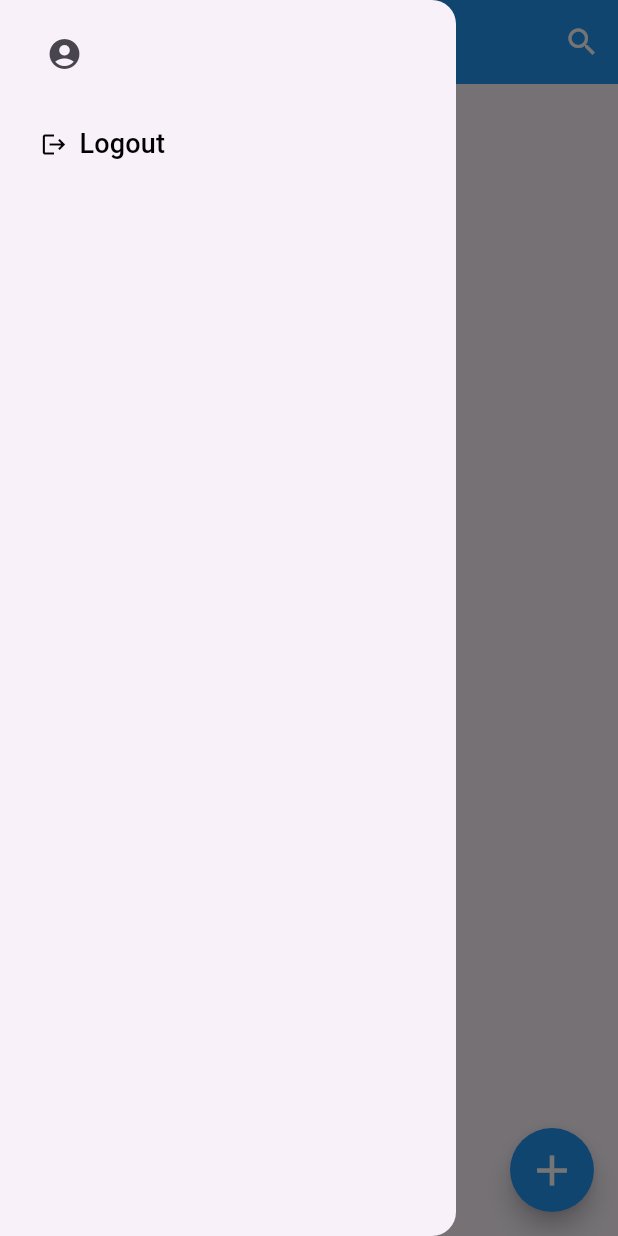
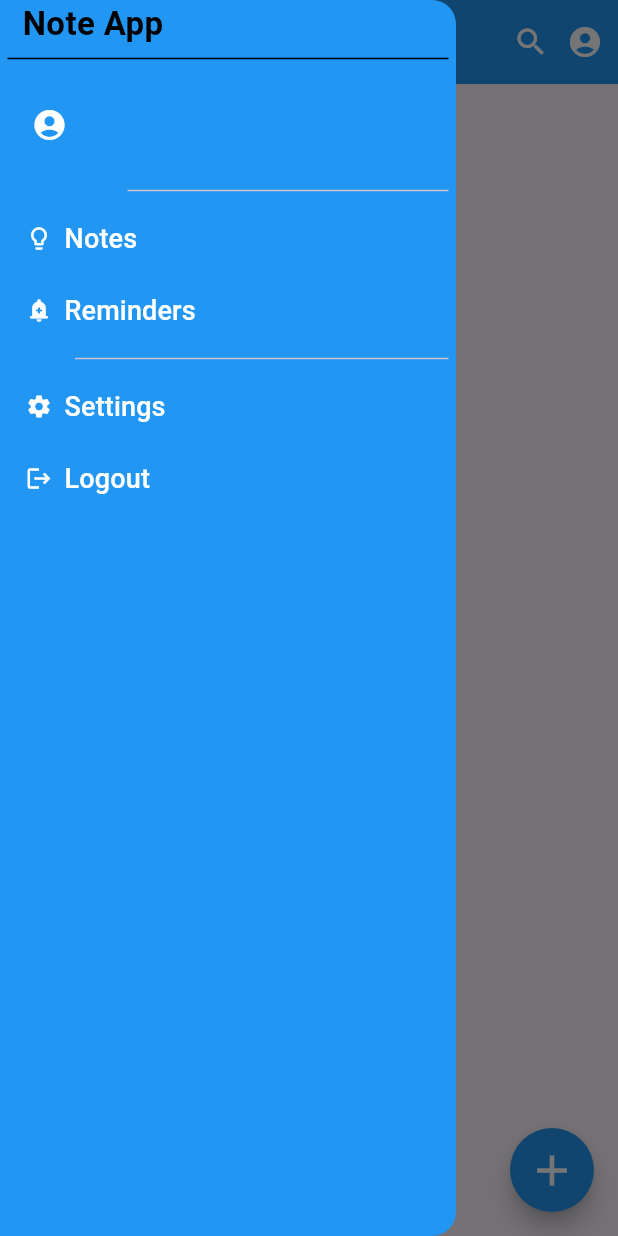
Before and after one commit to AbrarSumra/firebase_note_app, a Flutter app: the HomeScreen screen opened directly, with the side drawer open, on a phone screen of 412 x 824 dp. Run offline on Flutter 3.47's test engine with Material 3 defaults, Android fonts, the phone set to English and light mode, and no system bars; our stand-ins replace animated_text_kit, bloc, cloud_firestore, firebase_auth, firebase_core, firebase_storage and 4 more; accounts and stored records are empty.

Commit message:
Added Drawer Page

```diff
--- /dev/null
+++ b/lib/screens/drawer_page.dart
@@ -0,0 +1,202 @@
+import 'package:cloud_firestore/cloud_firestore.dart';
+import 'package:firebase_auth/firebase_auth.dart';
+import 'package:flutter/material.dart';
+import 'package:shared_preferences/shared_preferences.dart';
+
+import 'login_page.dart';
+import 'on_boarding/user_profile.dart';
+
+class DrawerPage extends StatefulWidget {
+  const DrawerPage({super.key, this.userProfilePic});
+
+  final String? userProfilePic;
+
+  @override
+  State<DrawerPage> createState() => _DrawerPageState();
+}
+
+class _DrawerPageState extends State<DrawerPage> {
+  String? userId;
+  String userName = "";
+  String userEmail = "";
+  String? userProfilePic;
+
+  late FirebaseFirestore fireStore;
+
+  @override
+  void initState() {
+    super.initState();
+    fireStore = FirebaseFirestore.instance;
+
+    getUidFromPrefs();
+    getProfilePic();
+  }
+
+  void getProfilePic() async {
+    var prefs = await SharedPreferences.getInstance();
+    userId = prefs.getString(LoginScreen.LOGIN_PREFS_KEY)!;
+
+    var user = await fireStore.collection("users").doc(userId).get();
+    userProfilePic = user.data()!["profilePic"];
+    setState(() {});
+  }
+
+  getUidFromPrefs() async {
+    var prefs = await SharedPreferences.getInstance();
+    userId = prefs.getString(LoginScreen.LOGIN_PREFS_KEY)!;
+    var user = await fireStore.collection("users").doc(userId).get();
+    userName = user.data()!["name"];
+    userEmail = user.data()!["email"];
+    setState(() {});
+  }
+
+  @override
+  Widget build(BuildContext context) {
+    return Drawer(
+      backgroundColor: Colors.blue,
+      child: SafeArea(
+        child: Padding(
+          padding: const EdgeInsets.symmetric(horizontal: 5),
+          child: Column(
+            crossAxisAlignment: CrossAxisAlignment.start,
+            children: [
+              const Padding(
+                padding: EdgeInsets.symmetric(horizontal: 10),
+                child: Text(
+                  "Note App",
+                  style: TextStyle(
+                    fontWeight: FontWeight.bold,
+                    fontSize: 22,
+                    color: Colors.black,
+                  ),
+                ),
+              ),
+              const Divider(color: Colors.black),
+              ListTile(
+                leading: InkWell(
+                  onTap: () {
+                    Navigator.push(
+                        context,
+                        MaterialPageRoute(
+                            builder: (context) => UserProfilePage(
+                                profilePicUrl: widget.userProfilePic ?? "")));
+                  },
+                  child: widget.userProfilePic != null
+                      ? ClipRRect(
+                          borderRadius: BorderRadius.circular(50),
+                          child: Image.network(
+                            widget.userProfilePic!,
+                            height: 50,
+                            width: 50,
+                            fit: BoxFit.fill,
+                          ),
+                        )
+                      : const Icon(
+                          Icons.account_circle,
+                          color: Colors.white,
+                        ),
+                ),
+                title: Text(
+                  userName,
+                  style: const TextStyle(
+                      color: Colors.white,
+                      fontWeight: FontWeight.bold,
+                      fontSize: 18),
+                ),
+                subtitle: Text(
+                  userEmail,
+                  style: const TextStyle(
+                      color: Colors.white,
+                      fontWeight: FontWeight.w500,
+                      fontSize: 16),
+                ),
+              ),
+              const Divider(indent: 80),
+              iconTextButton(
+                onTap: () {
+                  Navigator.pop(context);
+                },
+                icon: Icons.lightbulb_outline,
+                name: "Notes",
+              ),
+              iconTextButton(
+                onTap: () {},
+                icon: Icons.add_alert_rounded,
+                name: "Reminders",
+              ),
+              const Divider(indent: 45),
+              iconTextButton(
+                onTap: () {},
+                icon: Icons.settings,
+                name: "Settings",
+              ),
+              iconTextButton(
+                onTap: () async {
+                  Navigator.pop(context);
+                  showDialog(
+                      context: context,
+                      barrierDismissible: false,
+                      builder: (_) {
+                        return AlertDialog(
+                          title: const Text("Logout?"),
+                          content: const Text("Are sure want to logout ?"),
+                          actions: [
+                            TextButton(
+                              onPressed: () {
+                                Navigator.pop(context);
+                              },
+                              child: const Text(
+                                "Cancel",
+                                style: TextStyle(fontSize: 16),
+                              ),
+                            ),
+                            ElevatedButton(
+                              onPressed: () async {
+                                var pref =
+                                    await SharedPreferences.getInstance();
+                                pref.setString(LoginScreen.LOGIN_PREFS_KEY, "");
+
+                                await FirebaseAuth.instance.signOut();
+
+                                Navigator.pushReplacement(
+                                    context,
+                                    MaterialPageRoute(
+                                        builder: (ctx) => const LoginScreen()));
+                              },
+                              child: const Text(
+                                "Logout",
+                                style: TextStyle(fontSize: 16),
+                              ),
+                            ),
+                          ],
+                        );
+                      });
+                },
+                icon: Icons.logout,
+                name: "Logout",
+              ),
+            ],
+          ),
+        ),
+      ),
+    );
+  }
+
+  Widget iconTextButton(
+      {required VoidCallback onTap,
+      required IconData icon,
+      required String name}) {
+    return TextButton.icon(
+      onPressed: onTap,
+      label: Text(
+        name,
+        style: const TextStyle(
+            color: Colors.white, fontWeight: FontWeight.w500, fontSize: 18),
+      ),
+      icon: Icon(
+        icon,
+        color: Colors.white,
+      ),
+    );
+  }
+}
--- a/lib/screens/home_screen.dart
+++ b/lib/screens/home_screen.dart
@@ -1,8 +1,8 @@
 import 'package:cloud_firestore/cloud_firestore.dart';
-import 'package:firebase_auth/firebase_auth.dart';
 import 'package:flutter/material.dart';
 import 'package:shared_preferences/shared_preferences.dart';
 import 'package:wscube_firebase/models/note_model.dart';
+import 'package:wscube_firebase/screens/drawer_page.dart';
 import 'package:wscube_firebase/screens/login_page.dart';
 import 'package:wscube_firebase/screens/on_boarding/user_profile.dart';
 import 'package:wscube_firebase/widget_constant/custom_textfield.dart';
@@ -30,6 +30,7 @@ class _HomeScreenState extends State<HomeScreen> {
   TextEditingController searchController = TextEditingController();
 
   List<QueryDocumentSnapshot<Map<String, dynamic>>> mData = [];
+  List<QueryDocumentSnapshot<Map<String, dynamic>>> allUsers = [];
   List<QueryDocumentSnapshot<Map<String, dynamic>>> filteredData = [];
 
   @override
@@ -126,6 +127,30 @@ class _HomeScreenState extends State<HomeScreen> {
               color: Colors.white,
             ),
           ),
+          InkWell(
+            onTap: () {
+              Navigator.push(
+                  context,
+                  MaterialPageRoute(
+                      builder: (context) => UserProfilePage(
+                          profilePicUrl: userProfilePic ?? "")));
+            },
+            child: userProfilePic != null
+                ? ClipRRect(
+                    borderRadius: BorderRadius.circular(50),
+                    child: Image.network(
+                      userProfilePic!,
+                      height: 40,
+                      width: 40,
+                      fit: BoxFit.fill,
+                    ),
+                  )
+                : const Icon(
+                    Icons.account_circle,
+                    color: Colors.white,
+                  ),
+          ),
+          SizedBox(width: 10),
         ],
         backgroundColor: Colors.blue,
       ),
@@ -259,110 +284,7 @@ class _HomeScreenState extends State<HomeScreen> {
           return Container();
         },
       ),
-      drawer: Drawer(
-        child: SafeArea(
-          child: Padding(
-            padding: const EdgeInsets.symmetric(horizontal: 15),
-            child: Column(
-              crossAxisAlignment: CrossAxisAlignment.start,
-              children: [
-                ListTile(
-                  leading: InkWell(
-                    onTap: () {
-                      Navigator.push(
-                          context,
-                          MaterialPageRoute(
-                              builder: (context) => UserProfilePage(
-                                  profilePicUrl: userProfilePic ?? "")));
-                    },
-                    child: userProfilePic != null
-                        ? ClipRRect(
-                            borderRadius: BorderRadius.circular(50),
-                            child: Image.network(
-                              userProfilePic!,
-                              height: 40,
-                              width: 40,
-                              fit: BoxFit.fill,
-                            ),
-                          )
-                        : const Icon(Icons.account_circle),
-                  ),
-                  title: Text(
-                    userName,
-                    style: const TextStyle(
-                        color: Colors.black,
-                        fontWeight: FontWeight.bold,
-                        fontSize: 18),
-                  ),
-                  subtitle: Text(
-                    userEmail,
-                    style: const TextStyle(
-                        color: Colors.grey,
-                        fontWeight: FontWeight.w500,
-                        fontSize: 16),
-                  ),
-                ),
-                TextButton.icon(
-                  onPressed: () async {
-                    Navigator.pop(context);
-                    showDialog(
-                        context: context,
-                        barrierDismissible: false,
-                        builder: (_) {
-                          return AlertDialog(
-                            title: const Text("Logout?"),
-                            content: const Text("Are sure want to logout ?"),
-                            actions: [
-                              TextButton(
-                                onPressed: () {
-                                  Navigator.pop(context);
-                                },
-                                child: const Text(
-                                  "Cancel",
-                                  style: TextStyle(fontSize: 16),
-                                ),
-                              ),
-                              ElevatedButton(
-                                onPressed: () async {
-                                  var pref =
-                                      await SharedPreferences.getInstance();
-                                  pref.setString(
-                                      LoginScreen.LOGIN_PREFS_KEY, "");
-
-                                  await FirebaseAuth.instance.signOut();
-
-                                  Navigator.pushReplacement(
-                                      context,
-                                      MaterialPageRoute(
-                                          builder: (ctx) =>
-                                              const LoginScreen()));
-                                },
-                                child: const Text(
-                                  "Logout",
-                                  style: TextStyle(fontSize: 16),
-                                ),
-                              ),
-                            ],
-                          );
-                        });
-                  },
-                  label: const Text(
-                    "Logout",
-                    style: TextStyle(
-                        color: Colors.black,
-                        fontWeight: FontWeight.w500,
-                        fontSize: 18),
-                  ),
-                  icon: const Icon(
-                    Icons.logout,
-                    color: Colors.black,
-                  ),
-                ),
-              ],
-            ),
-          ),
-        ),
-      ),
+      drawer: DrawerPage(userProfilePic: userProfilePic),
       floatingActionButton: FloatingActionButton(
         backgroundColor: Colors.blue,
         shape: RoundedRectangleBorder(
```
Also changed, not shown: lib/bloc/note_bloc.dart (+12 -40 lines), lib/screens/on_boarding/user_profile.dart (+42 -0 lines).
